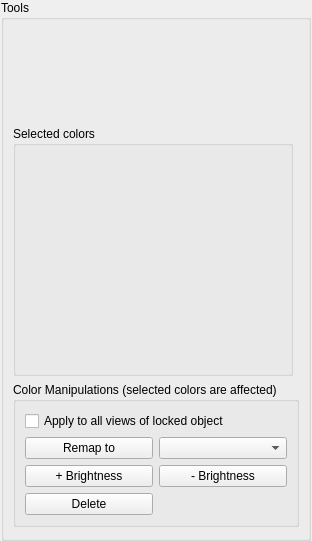
danielmeinert/objectcreator, file editor_app/gui/tools_sprites.ui: the form before one commit.
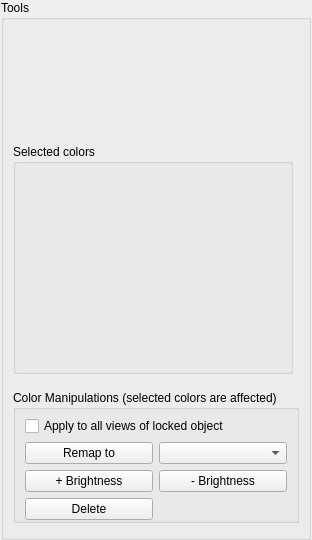
The form after the commit.

Patch:
```diff
--- a/editor_app/gui/tools_sprites.ui
+++ b/editor_app/gui/tools_sprites.ui
@@ -7,7 +7,7 @@
     <x>0</x>
     <y>0</y>
     <width>312</width>
-    <height>541</height>
+    <height>540</height>
    </rect>
   </property>
   <property name="sizePolicy">
@@ -70,10 +70,16 @@
      <property name="title">
       <string>Tools</string>
      </property>
-     <layout class="QVBoxLayout" name="verticalLayout_4">
+     <layout class="QVBoxLayout" name="verticalLayout_4" stretch="0,0,0">
+      <property name="sizeConstraint">
+       <enum>QLayout::SetMinimumSize</enum>
+      </property>
       <property name="topMargin">
        <number>0</number>
       </property>
+      <property name="bottomMargin">
+       <number>6</number>
+      </property>
       <item>
        <widget class="QWidget" name="widget_tool_box" native="true">
         <property name="sizePolicy">
@@ -115,7 +121,7 @@
         <property name="minimumSize">
          <size>
           <width>280</width>
-          <height>250</height>
+          <height>230</height>
          </size>
         </property>
         <property name="title">
@@ -146,11 +152,23 @@
       <item>
        <widget class="QGroupBox" name="groupBox_Colormani">
         <property name="sizePolicy">
-         <sizepolicy hsizetype="Preferred" vsizetype="Fixed">
+         <sizepolicy hsizetype="Preferred" vsizetype="Minimum">
           <horstretch>0</horstretch>
           <verstretch>0</verstretch>
          </sizepolicy>
         </property>
+        <property name="minimumSize">
+         <size>
+          <width>0</width>
+          <height>130</height>
+         </size>
+        </property>
+        <property name="maximumSize">
+         <size>
+          <width>16777215</width>
+          <height>130</height>
+         </size>
+        </property>
         <property name="title">
          <string>Color Manipulations (selected colors are affected)</string>
         </property>
@@ -158,6 +176,15 @@
          <bool>true</bool>
         </property>
         <layout class="QGridLayout" name="gridLayout_2">
+         <property name="sizeConstraint">
+          <enum>QLayout::SetMinimumSize</enum>
+         </property>
+         <property name="topMargin">
+          <number>6</number>
+         </property>
+         <property name="bottomMargin">
+          <number>0</number>
+         </property>
          <item row="0" column="0" colspan="2">
           <widget class="QCheckBox" name="checkBox_allViews">
            <property name="enabled">
```
